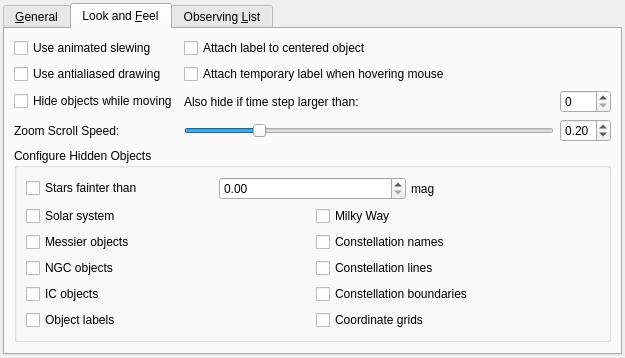
The window that kstars/options/opsadvanced.ui (KDE/kstars) describes before a commit, drawn with Qt 5.
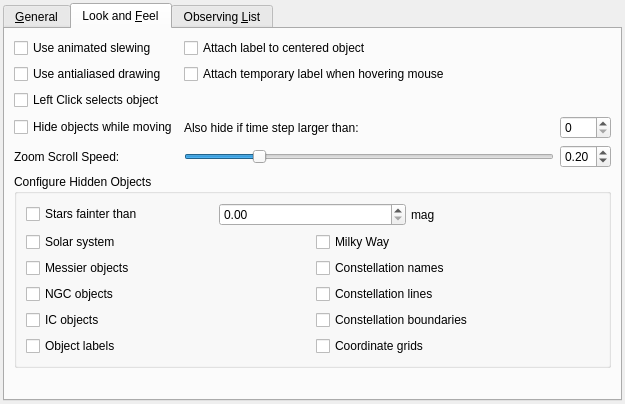
The same window after the commit. The open tabs and pages were chosen to show the change. Custom widgets are drawn as their Qt base class.

Commit message: Add option to select object directly by left clicking

Patch:
```diff
--- a/kstars/options/opsadvanced.ui
+++ b/kstars/options/opsadvanced.ui
@@ -6,8 +6,8 @@
    <rect>
     <x>0</x>
     <y>0</y>
-    <width>593</width>
-    <height>321</height>
+    <width>605</width>
+    <height>404</height>
    </rect>
   </property>
   <layout class="QVBoxLayout" name="verticalLayout_5">
@@ -375,6 +375,22 @@
         <layout class="QVBoxLayout" name="verticalLayout_3">
          <item>
           <layout class="QGridLayout" name="gridLayout_3">
+           <item row="4" column="2" colspan="2">
+            <widget class="QDoubleSpinBox" name="kcfg_ZoomScrollFactor">
+             <property name="minimum">
+              <double>0.010000000000000</double>
+             </property>
+             <property name="maximum">
+              <double>1.000000000000000</double>
+             </property>
+             <property name="singleStep">
+              <double>0.100000000000000</double>
+             </property>
+             <property name="value">
+              <double>0.200000000000000</double>
+             </property>
+            </widget>
+           </item>
            <item row="0" column="0">
             <widget class="QCheckBox" name="kcfg_UseAnimatedSlewing">
              <property name="toolTip">
@@ -401,6 +417,23 @@
              </property>
             </widget>
            </item>
+           <item row="3" column="1">
+            <widget class="QLabel" name="textLabelHideTimeStep">
+             <property name="text">
+              <string>Also hide if time step larger than:</string>
+             </property>
+            </widget>
+           </item>
+           <item row="4" column="0">
+            <widget class="QLabel" name="label_2">
+             <property name="toolTip">
+              <string>Adjust speed of zooming when scrolling in and out with the mouse wheel</string>
+             </property>
+             <property name="text">
+              <string>Zoom Scroll Speed:</string>
+             </property>
+            </widget>
+           </item>
            <item row="1" column="0">
             <widget class="QCheckBox" name="kcfg_UseAntialias">
              <property name="toolTip">
@@ -411,20 +444,7 @@
              </property>
             </widget>
            </item>
-           <item row="1" column="1" colspan="3">
-            <widget class="QCheckBox" name="kcfg_UseHoverLabel">
-             <property name="toolTip">
-              <string>Show name label of centered object?</string>
-             </property>
-             <property name="whatsThis">
-              <string>If checked, a name label will be temporarily attached to an object while it is centered in the display.  You can attach a more persistent label to any object using the right-click popup menu.</string>
-             </property>
-             <property name="text">
-              <string>Attach temporary label when hovering mouse</string>
-             </property>
-            </widget>
-           </item>
-           <item row="2" column="0">
+           <item row="3" column="0">
             <widget class="QCheckBox" name="kcfg_HideOnSlew">
              <property name="toolTip">
               <string>Do not draw all objects while the map is moving?</string>
@@ -437,18 +457,27 @@
              </property>
             </widget>
            </item>
-           <item row="3" column="0">
-            <widget class="QLabel" name="label_2">
+           <item row="1" column="1" colspan="3">
+            <widget class="QCheckBox" name="kcfg_UseHoverLabel">
              <property name="toolTip">
               <string>Adjust speed of zooming when scrolling in and out with the mouse wheel</string>
              </property>
              <property name="text">
-              <string>Zoom Scroll Speed:</string>
+              <string>Attach temporary label when hovering mouse</string>
              </property>
             </widget>
            </item>
-           <item row="3" column="1">
+           <item row="3" column="2" colspan="2">
+            <widget class="TimeStepBox" name="SlewTimeScale"/>
+           </item>
+           <item row="4" column="1">
             <widget class="QSlider" name="zoomScrollSlider">
+             <property name="sizePolicy">
+              <sizepolicy hsizetype="Expanding" vsizetype="Fixed">
+               <horstretch>0</horstretch>
+               <verstretch>0</verstretch>
+              </sizepolicy>
+             </property>
              <property name="minimum">
               <number>1</number>
              </property>
@@ -466,32 +495,13 @@
              </property>
             </widget>
            </item>
-           <item row="3" column="2" colspan="2">
-            <widget class="QDoubleSpinBox" name="kcfg_ZoomScrollFactor">
-             <property name="minimum">
-              <double>0.010000000000000</double>
-             </property>
-             <property name="maximum">
-              <double>1.000000000000000</double>
-             </property>
-             <property name="singleStep">
-              <double>0.100000000000000</double>
-             </property>
-             <property name="value">
-              <double>0.200000000000000</double>
-             </property>
-            </widget>
-           </item>
-           <item row="2" column="1">
-            <widget class="QLabel" name="textLabelHideTimeStep">
+           <item row="2" column="0">
+            <widget class="QCheckBox" name="kcfg_LeftClickSelectsObject">
              <property name="text">
-              <string>Also hide if time step larger than:</string>
+              <string>Left Click selects object</string>
              </property>
             </widget>
            </item>
-           <item row="2" column="2" colspan="2">
-            <widget class="TimeStepBox" name="SlewTimeScale"/>
-           </item>
           </layout>
          </item>
          <item>
```
Left out of the diff: 5 changed lines with no effect on the pictures. The commit also changes 2 other files.
